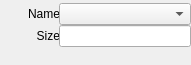
minorua/Qgis2threejs, file widgetComboEdit.ui: the form before one commit.
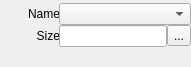
The form after the commit.

Commit message: add toolbutton into style widget. add color dialog.

```diff
--- a/widgetComboEdit.ui
+++ b/widgetComboEdit.ui
@@ -7,7 +7,7 @@
     <x>0</x>
     <y>0</y>
     <width>191</width>
-    <height>65</height>
+    <height>67</height>
    </rect>
   </property>
   <property name="sizePolicy">
@@ -104,7 +104,18 @@
       </widget>
      </item>
      <item row="2" column="1">
-      <widget class="QLineEdit" name="lineEdit"/>
+      <layout class="QHBoxLayout" name="horizontalLayout">
+       <item>
+        <widget class="QLineEdit" name="lineEdit"/>
+       </item>
+       <item>
+        <widget class="QToolButton" name="toolButton">
+         <property name="text">
+          <string>...</string>
+         </property>
+        </widget>
+       </item>
+      </layout>
      </item>
     </layout>
    </item>
```
The commit also changes 2 other files.
